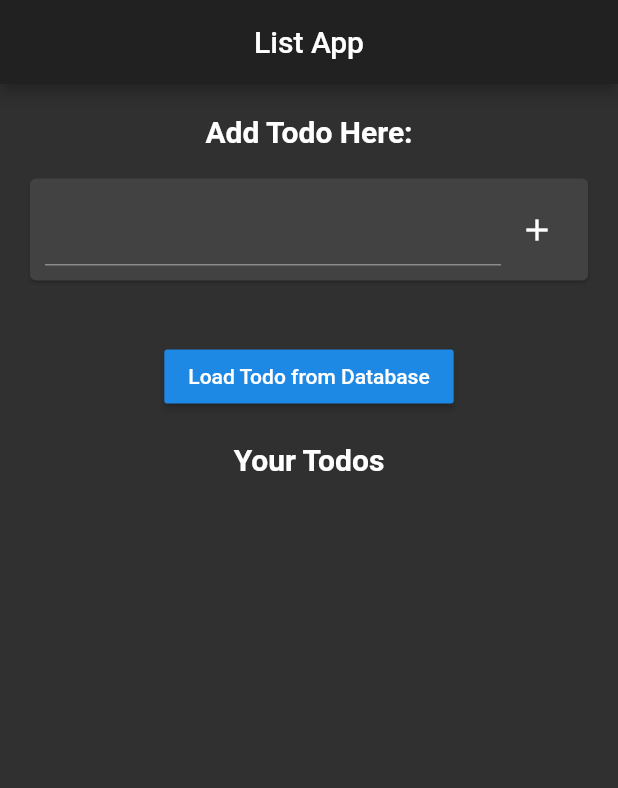
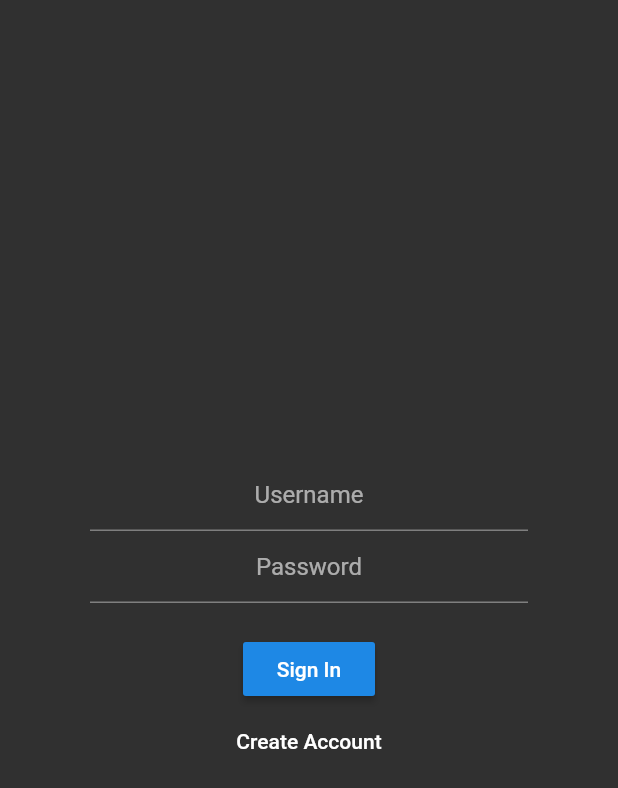
Before and after one commit to tadaspetra/todoapp, a Flutter app: the screen it shows after launch, on a phone screen of 412 x 824 dp. Shown: the top 788 px of the screen. Run offline on Flutter 3.47's test engine with Material 2 defaults, Android fonts, the phone set to English and light mode, and no system bars; our stand-ins replace cloud_firestore, firebase_auth, firebase_core; accounts and stored records are empty.

Commit message:
Did a bit more then ticket name
fully functioning basic app, with only login screen test

```diff
--- a/todo_app/lib/controllers/list_controller.dart
+++ /dev/null
@@ -1,25 +0,0 @@
-import 'package:todo_app/models/todo.dart';
-import 'package:todo_app/services/database.dart';
-
-class ListController {
-  final Database database;
-  List<TodoModel> todoList = <TodoModel>[];
-
-  ListController({this.database});
-
-  void addTodo({TodoModel todo}) {
-    todoList.add(todo);
-  }
-
-  void checkboxSelected({bool newValue, int index}) {
-    todoList[index].done = newValue;
-  }
-
-  void clear() {
-    todoList.clear();
-  }
-
-  Future<void> loadFromDatabase() async {
-    todoList.add(await database.loadDatabase());
-  }
-}
--- a/todo_app/lib/main.dart
+++ b/todo_app/lib/main.dart
@@ -1,16 +1,86 @@
+import 'package:cloud_firestore/cloud_firestore.dart';
+import 'package:firebase_auth/firebase_auth.dart';
 import 'package:flutter/material.dart';
+
+// Import the firebase_core plugin
+import 'package:firebase_core/firebase_core.dart';
 import 'package:todo_app/screens/home.dart';
+import 'package:todo_app/screens/login.dart';
+import 'package:todo_app/services/auth.dart';
 
 void main() {
-  runApp(MyApp());
+  runApp(App());
 }
 
-class MyApp extends StatelessWidget {
+class App extends StatelessWidget {
   @override
   Widget build(BuildContext context) {
     return MaterialApp(
-      home: Home(),
       theme: ThemeData.dark(),
+      home: FutureBuilder(
+        // Initialize FlutterFire
+        future: Firebase.initializeApp(),
+        builder: (context, snapshot) {
+          // Check for errors
+          if (snapshot.hasError) {
+            return const Scaffold(
+              body: Center(
+                child: Text("error"),
+              ),
+            );
+          }
+
+          // Once complete, show your application
+          if (snapshot.connectionState == ConnectionState.done) {
+            //final String uid = Auth()?.uid;
+            return Root();
+          }
+
+          // Otherwise, show something whilst waiting for initialization to complete
+          return const Scaffold(
+            body: Center(
+              child: Text("loading"),
+            ),
+          );
+        },
+      ),
     );
   }
 }
+
+class Root extends StatefulWidget {
+  @override
+  _RootState createState() => _RootState();
+}
+
+class _RootState extends State<Root> {
+  final FirebaseAuth auth = FirebaseAuth.instance;
+  final FirebaseFirestore firestore = FirebaseFirestore.instance;
+  @override
+  Widget build(BuildContext context) {
+    return StreamBuilder(
+      stream: Auth(auth: auth).user,
+      builder: (_, AsyncSnapshot<User> user) {
+        if (user.connectionState == ConnectionState.active) {
+          if (user.data?.uid == null) {
+            return Login(
+              auth: auth,
+              firestore: firestore,
+            );
+          } else {
+            return Home(
+              auth: auth,
+              firestore: firestore,
+            );
+          }
+        } else {
+          return const Scaffold(
+            body: Center(
+              child: Text("loading..."),
+            ),
+          );
+        }
+      },
+    );
+  }
+}
--- /dev/null
+++ b/todo_app/lib/screens/login.dart
@@ -0,0 +1,92 @@
+import 'package:cloud_firestore/cloud_firestore.dart';
+import 'package:firebase_auth/firebase_auth.dart';
+import 'package:flutter/material.dart';
+import 'package:todo_app/services/auth.dart';
+
+class Login extends StatefulWidget {
+  final FirebaseAuth auth;
+  final FirebaseFirestore firestore;
+
+  const Login({
+    Key key,
+    @required this.auth,
+    @required this.firestore,
+  }) : super(key: key);
+  @override
+  _LoginState createState() => _LoginState();
+}
+
+class _LoginState extends State<Login> {
+  final TextEditingController _emailController = TextEditingController();
+  final TextEditingController _passwordController = TextEditingController();
+  @override
+  Widget build(BuildContext context) {
+    return Scaffold(
+      body: Center(
+        child: Padding(
+          padding: const EdgeInsets.all(60.0),
+          child: Builder(builder: (BuildContext context) {
+            return Column(
+              mainAxisAlignment: MainAxisAlignment.center,
+              children: [
+                TextFormField(
+                  textAlign: TextAlign.center,
+                  decoration: const InputDecoration(hintText: "Username"),
+                  controller: _emailController,
+                ),
+                TextFormField(
+                  textAlign: TextAlign.center,
+                  decoration: const InputDecoration(hintText: "Password"),
+                  controller: _passwordController,
+                ),
+                const SizedBox(
+                  height: 20,
+                ),
+                RaisedButton(
+                  onPressed: () async {
+                    final String returnValue =
+                        await Auth(auth: widget.auth).signIn(
+                      email: _emailController.text,
+                      password: _passwordController.text,
+                    );
+                    if (returnValue == "Success") {
+                      _emailController.clear();
+                      _passwordController.clear();
+                    } else {
+                      Scaffold.of(context).showSnackBar(
+                        SnackBar(
+                          content: Text(returnValue),
+                        ),
+                      );
+                    }
+                  },
+                  child: const Text("Sign In"),
+                ),
+                FlatButton(
+                  onPressed: () async {
+                    final String returnValue =
+                        await Auth(auth: widget.auth).createAccount(
+                      email: _emailController.text,
+                      password: _passwordController.text,
+                    );
+                    if (returnValue == "Success") {
+                      _emailController.clear();
+                      _passwordController.clear();
+                    } else {
+                      Scaffold.of(context).showSnackBar(
+                        SnackBar(
+                          content: Text(returnValue),
+                        ),
+                      );
+                    }
+                  },
+                  child: const Text("Create Account"),
+                )
+              ],
+            );
+          }),
+        ),
+      ),
+    );
+  }
+}
--- a/todo_app/pubspec.yaml
+++ b/todo_app/pubspec.yaml
@@ -24,6 +24,9 @@ dependencies:
   flutter:
     sdk: flutter
   lint:
+  firebase_core:
+  firebase_auth:
+  cloud_firestore:
 
 
   # The following adds the Cupertino Icons font to your application.
```
Also changed, not shown: todo_app/lib/models/todo.dart (+10 -0 lines), todo_app/lib/screens/home.dart (+49 -27 lines), todo_app/lib/services/auth.dart (added, +44 -0 lines), todo_app/lib/services/database.dart (+45 -3 lines), todo_app/lib/widgets/todo_card.dart (+14 -8 lines), todo_app/pubspec.lock, 10 other files.
